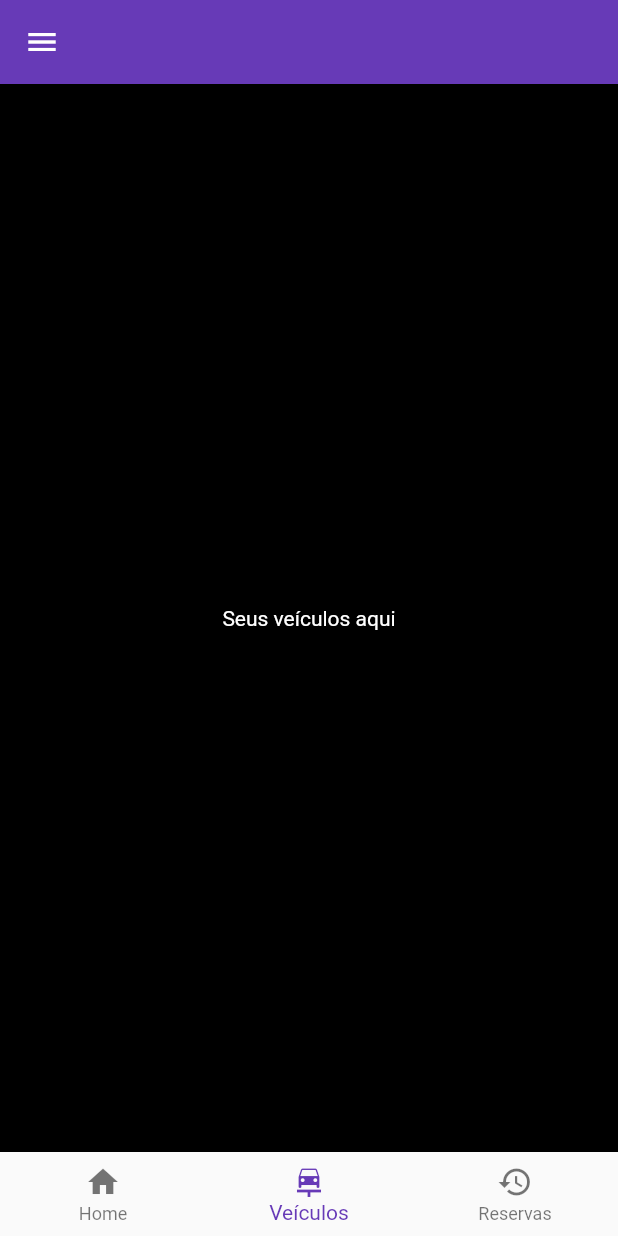
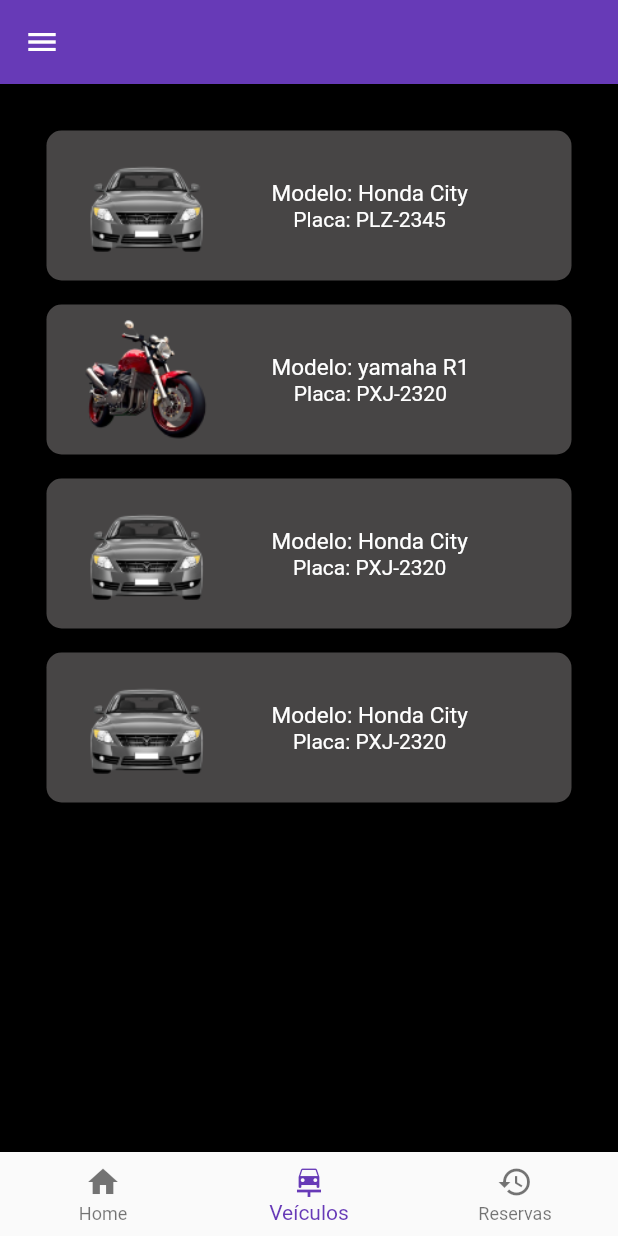
Before and after one commit to ICEI-PUC-Minas-PMV-ADS/estacionamentoeixo4-mobile, a Flutter app: the HomeScreen screen opened by its route, item 2 of the bottom bar chosen, on a phone screen of 412 x 824 dp. Run offline on Flutter 3.47's test engine with Material 2 defaults, Android fonts, the phone set to English and light mode, and no system bars; our stand-ins replace bloc, equatable, flutter_bloc, shared_preferences; accounts and stored records are empty.

Commit message:
feat: :sparkles: inicia o desenvolvimento da tela de listagem de veículos

```diff
--- a/why_park/lib/presentation/home/home_screen.dart
+++ b/why_park/lib/presentation/home/home_screen.dart
@@ -1,5 +1,6 @@
 import 'package:flutter/material.dart';
 import 'package:why_park/presentation/home/menu_drawer.dart';
+import 'package:why_park/presentation/vehicle/vehicle_list_screen.dart';
 
 class HomeScreen extends StatefulWidget {
   const HomeScreen({super.key});
@@ -17,9 +18,9 @@ class _HomeScreenState extends State<HomeScreen> {
     });
   }
 
-  static const List<Widget> _widgetOptions = <Widget>[
+  static List<Widget> _widgetOptions = <Widget>[
     Text('Bem-vindo!'),
-    Text('Seus veículos aqui'),
+    VehicleListScreen(),
     Text('Suas reservas recentes'),
   ];
 
--- /dev/null
+++ b/why_park/lib/presentation/vehicle/dumb_widgets/vehicle_card.dart
@@ -0,0 +1,55 @@
+import 'package:flutter/material.dart';
+import 'package:flutter/widgets.dart';
+import 'package:why_park/presentation/vehicle/model/vehicle_view_model.dart';
+
+class VehicleCard extends StatelessWidget {
+  final VehicleViewModel _vehicleViewModel;
+  static const _carImagePath = 'assets/images/img_car.png';
+  static const _motorcycleImagePath = 'assets/images/img_motorcycle.png';
+
+  const VehicleCard(this._vehicleViewModel);
+
+  @override
+  Widget build(BuildContext context) {
+    final mediaQueryHeight = MediaQuery.of(context).size.height;
+    final mediaQueryWidth = MediaQuery.of(context).size.width;
+    final bottom = MediaQuery.of(context).viewInsets.bottom;
+
+    return Container(
+      height: 100,
+      decoration: BoxDecoration(
+        color: Color(0xFF474545),
+        borderRadius: BorderRadius.circular(10),
+      ),
+      child: InkWell(
+        child: Row(mainAxisAlignment: MainAxisAlignment.start, children: [
+          SizedBox(
+            width: 20,
+          ),
+          Image.asset(
+            _vehicleViewModel.type == VehicleType.car
+                ? _carImagePath
+                : _motorcycleImagePath,
+            height: mediaQueryHeight * 0.25,
+            width: 90,
+          ),
+          SizedBox(
+            width: 40,
+          ),
+          Column(
+            crossAxisAlignment: CrossAxisAlignment.center,
+            mainAxisAlignment: MainAxisAlignment.center,
+            children: [
+              Text(
+                "Modelo: ${_vehicleViewModel.model}",
+                style: TextStyle(fontSize: 15),
+              ),
+              Text("Placa: ${_vehicleViewModel.licensePlate}")
+            ],
+          ),
+        ]),
+        onTap: () => print("ok"),
+      ),
+    );
+  }
+}
--- /dev/null
+++ b/why_park/lib/presentation/vehicle/model/vehicle_view_model.dart
@@ -0,0 +1,9 @@
+enum VehicleType { car, bike }
+
+class VehicleViewModel {
+  VehicleViewModel(this.type, this.licensePlate, this.model);
+
+  final VehicleType type;
+  final String licensePlate;
+  final String model;
+}
--- /dev/null
+++ b/why_park/lib/presentation/vehicle/vehicle_list_screen.dart
@@ -0,0 +1,34 @@
+import 'package:flutter/material.dart';
+import 'package:why_park/presentation/vehicle/dumb_widgets/vehicle_card.dart';
+import 'model/vehicle_view_model.dart';
+
+class VehicleListScreen extends StatelessWidget {
+  @override
+  Widget build(BuildContext context) {
+    final mediaQueryHeight = MediaQuery.of(context).size.height;
+    final mediaQueryWidth = MediaQuery.of(context).size.width;
+    final bottom = MediaQuery.of(context).viewInsets.bottom;
+
+    final List<VehicleViewModel> list = [
+      VehicleViewModel(VehicleType.car, "PLZ-2345", "Honda City"),
+      VehicleViewModel(VehicleType.bike, "PXJ-2320", "yamaha R1"),
+      VehicleViewModel(VehicleType.car, "PXJ-2320", "Honda City"),
+      VehicleViewModel(VehicleType.car, "PXJ-2320", "Honda City")
+    ];
+
+    return Scaffold(
+      body: Padding(
+        padding: EdgeInsets.fromLTRB(31.0, 31.0, 31.0, bottom),
+        child: ListView.separated(
+            itemBuilder: (final BuildContext context, final int index) {
+              return VehicleCard(list[index]);
+            },
+            itemCount: list.length,
+            separatorBuilder: (final BuildContext context, final int index) =>
+                Divider(
+                  color: Colors.transparent,
+                )),
+      ),
+    );
+  }
+}
```
Also changed, not shown: why_park/assets/images/img_car.png (added), why_park/assets/images/img_motorcycle.png (added).
